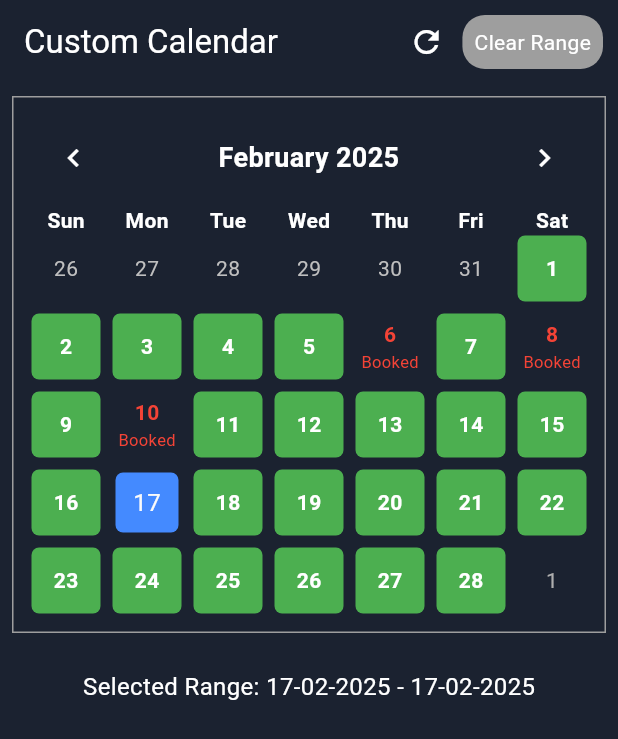
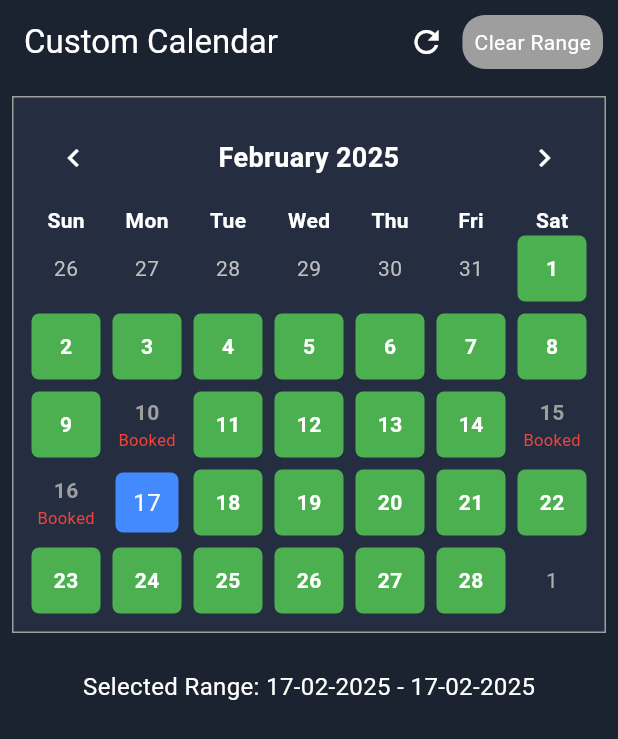
Before and after one commit to AbhinandhanaPU/calender_integretion, a Flutter app: the screen it shows after launch, after a tap on the "refresh" icon, on a phone screen of 412 x 824 dp. Shown: the top 739 px of the screen. Run offline on Flutter 3.47's test engine with Material 3 defaults, Android fonts, the phone set to English and light mode, and no system bars; drawn by our look-alikes of table_calendar.

Commit message:
func changes

```diff
--- a/lib/calendar_screen.dart
+++ b/lib/calendar_screen.dart
@@ -15,7 +15,7 @@ class _CalendarScreenState extends State<CalendarScreen> {
   DateTime? _rangeStart;
   DateTime? _rangeEnd;
   final Set<DateTime> selectedDays = {};
-  Set<DateTime> _bookedDates = {};
+  final Set<DateTime> _bookedDates = {};
   Set<DateTime> _availableDates = {};
   bool _isLoading = false;
 
@@ -27,21 +27,20 @@ class _CalendarScreenState extends State<CalendarScreen> {
 
   /// Asynchronous function to fetch booked dates from the backend
   Future<void> _fetchBookedDates() async {
+    await Future.delayed(Duration(seconds: 1)); // Simulate API call
     setState(() {
-      _isLoading = true;
+      _bookedDates.addAll({
+        DateTime(2025, 2, 10),
+        DateTime(2025, 2, 15),
+        DateTime(2025, 2, 16),
+        DateTime(2025, 2, 17),
+        DateTime(2025, 3, 1),
+        DateTime(2025, 3, 16),
+        DateTime(2025, 4, 16),
+        DateTime(2025, 5, 16),
+        DateTime(2025, 6, 16),
       });
-
-    Set<DateTime> fetchedBookedDates = {
-      DateTime(2025, 2, 6),
-      DateTime(2025, 2, 8),
-      DateTime(2025, 2, 10),
-    };
-
-    setState(() {
-      _bookedDates = fetchedBookedDates;
       _computeAvailableDates();
-    });
-    setState(() {
       _isLoading = false;
     });
   }
@@ -50,7 +49,7 @@ class _CalendarScreenState extends State<CalendarScreen> {
   void _computeAvailableDates() {
     Set<DateTime> availableDates = {};
     DateTime firstDay = DateTime(_focusedDay.year, _focusedDay.month, 1);
-    DateTime lastDay = DateTime(_focusedDay.year, _focusedDay.month + 1, 0);
+    DateTime lastDay = DateTime(_focusedDay.year, _focusedDay.month + 5, 0);
 
     for (DateTime day = firstDay;
         day.isBefore(lastDay.add(const Duration(days: 1)));
@@ -74,6 +73,17 @@ class _CalendarScreenState extends State<CalendarScreen> {
 
   /// Handles the logic for date selection
   void _onDaySelected(DateTime selectedDay, DateTime focusedDay) {
+    // Prevent selection of booked dates
+    if (_bookedDates.any((bookedDate) => isSameDay(selectedDay, bookedDate))) {
+      return;
+    }
+
+    // Prevent selection of past dates
+    if (selectedDay
+        .isBefore(DateTime.now().subtract(const Duration(days: 1)))) {
+      return;
+    }
+
     setState(() {
       _focusedDay = focusedDay;
 
@@ -182,17 +192,20 @@ class _CalendarScreenState extends State<CalendarScreen> {
       body: Column(
         children: [
           Container(
-            decoration: BoxDecoration(border: Border.all(color: Colors.grey)),
+            decoration: BoxDecoration(
+              border: Border.all(color: Colors.grey),
+              color: Color(0xff252E41),
+            ),
             margin: const EdgeInsets.all(8.0),
             padding: const EdgeInsets.all(8.0),
             child: Column(
               children: [
-                // Loading indicator
-                if (_isLoading) const LinearProgressIndicator(),
-
-                TableCalendar(
-                  firstDay:
-                      DateTime(DateTime.now().year, DateTime.now().month, 1),
+                _isLoading
+                    ? Center(
+                        child: CircularProgressIndicator()) // Loading indicator
+                    : TableCalendar(
+                        firstDay: DateTime(
+                            DateTime.now().year, DateTime.now().month, 1),
                         lastDay: DateTime(
                             DateTime.now().year, DateTime.now().month + 5, 0),
                         focusedDay: _focusedDay,
@@ -204,8 +217,10 @@ class _CalendarScreenState extends State<CalendarScreen> {
                         calendarStyle: CalendarStyle(
                           outsideDaysVisible: true,
                           rangeHighlightColor: Color(0xff00B5CC).withAlpha(128),
-                    defaultTextStyle: const TextStyle(color: Colors.white),
-                    weekendTextStyle: const TextStyle(color: Colors.white),
+                          defaultTextStyle:
+                              const TextStyle(color: Colors.white),
+                          weekendTextStyle:
+                              const TextStyle(color: Colors.white),
                           todayDecoration: BoxDecoration(
                             color: Colors.blueAccent,
                             shape: BoxShape.rectangle,
@@ -247,8 +262,8 @@ class _CalendarScreenState extends State<CalendarScreen> {
                           withinRangeBuilder: (context, day, focusedDay) =>
                               _buildRangeMiddle(day, focusedDay),
                           defaultBuilder: (context, day, _) {
-                      if (_bookedDates
-                          .any((bookedDate) => isSameDay(day, bookedDate))) {
+                            if (_bookedDates.any(
+                                (bookedDate) => isSameDay(day, bookedDate))) {
                               return Center(
                                 child: Column(
                                   mainAxisAlignment: MainAxisAlignment.center,
@@ -256,7 +271,7 @@ class _CalendarScreenState extends State<CalendarScreen> {
                                     Text(
                                       day.day.toString(),
                                       style: const TextStyle(
-                                  color: Colors.red,
+                                        color: Colors.grey,
                                         fontWeight: FontWeight.bold,
                                       ),
                                     ),
@@ -288,8 +303,8 @@ class _CalendarScreenState extends State<CalendarScreen> {
                                   ),
                                 ),
                               );
-                      } else if (_availableDates.any(
-                          (availableDate) => isSameDay(day, availableDate))) {
+                            } else if (_availableDates.any((availableDate) =>
+                                isSameDay(day, availableDate))) {
                               return Container(
                                 margin: const EdgeInsets.all(4),
                                 decoration: BoxDecoration(
```
Lines whose indentation alone changed are shown as unchanged.
